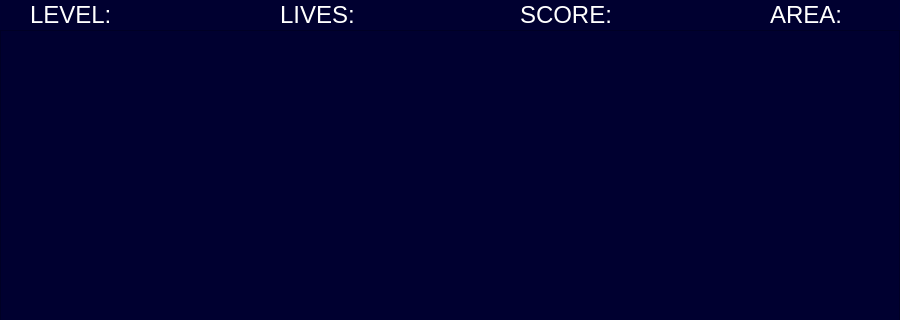
Old version of the form interface.ui in the repository Szymon579/Pac-Xon; both pictures show x 0 to 900 and y 0 to 320 of the 900 by 640 pixel window.
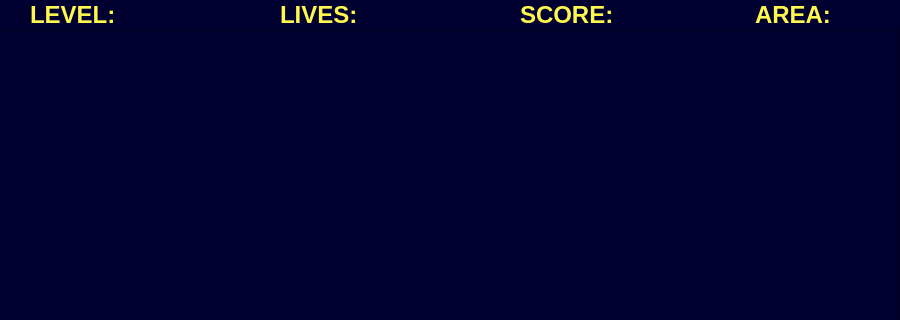
New version of the form. The open tabs and pages were chosen to show the change. Icons and pictures are not drawn.

What changed in the file:
```diff
--- a/interface.ui
+++ b/interface.ui
@@ -150,20 +150,23 @@
     <widget class="QLabel" name="areaLabel">
      <property name="geometry">
       <rect>
-       <x>770</x>
+       <x>755</x>
        <y>12</y>
-       <width>120</width>
+       <width>130</width>
        <height>25</height>
       </rect>
      </property>
      <property name="font">
       <font>
+       <family>Segoe UI</family>
        <pointsize>18</pointsize>
-       <bold>false</bold>
+       <italic>false</italic>
+       <bold>true</bold>
       </font>
      </property>
      <property name="styleSheet">
-      <string notr="true">color: rgb(255, 255, 255);</string>
+      <string notr="true">color: rgb(255, 247, 77);
+font: 700 18pt &quot;Segoe UI&quot;;</string>
      </property>
      <property name="text">
       <string>AREA:</string>
@@ -174,18 +177,21 @@
       <rect>
        <x>280</x>
        <y>12</y>
-       <width>120</width>
+       <width>130</width>
        <height>25</height>
       </rect>
      </property>
      <property name="font">
       <font>
+       <family>Segoe UI</family>
        <pointsize>18</pointsize>
-       <bold>false</bold>
+       <italic>false</italic>
+       <bold>true</bold>
       </font>
      </property>
      <property name="styleSheet">
-      <string notr="true">color: rgb(255, 255, 255);</string>
+      <string notr="true">color: rgb(255, 247, 77);
+font: 700 18pt &quot;Segoe UI&quot;;</string>
      </property>
      <property name="text">
       <string>LIVES: </string>
@@ -196,18 +202,21 @@
       <rect>
        <x>30</x>
        <y>12</y>
-       <width>120</width>
+       <width>130</width>
        <height>25</height>
       </rect>
      </property>
      <property name="font">
       <font>
+       <family>Segoe UI</family>
        <pointsize>18</pointsize>
-       <bold>false</bold>
+       <italic>false</italic>
+       <bold>true</bold>
       </font>
      </property>
      <property name="styleSheet">
-      <string notr="true">color: rgb(255, 255, 255);</string>
+      <string notr="true">color: rgb(255, 247, 77);
+font: 700 18pt &quot;Segoe UI&quot;;</string>
      </property>
      <property name="text">
       <string>LEVEL:</string>
@@ -275,18 +284,21 @@
       <rect>
        <x>520</x>
        <y>12</y>
-       <width>151</width>
+       <width>160</width>
        <height>25</height>
       </rect>
      </property>
      <property name="font">
       <font>
+       <family>Segoe UI</family>
        <pointsize>18</pointsize>
-       <bold>false</bold>
+       <italic>false</italic>
+       <bold>true</bold>
       </font>
      </property>
      <property name="styleSheet">
-      <string notr="true">color: rgb(255, 255, 255);</string>
+      <string notr="true">color: rgb(255, 247, 77);
+font: 700 18pt &quot;Segoe UI&quot;;</string>
      </property>
      <property name="text">
       <string>SCORE:</string>
```
Left out of the diff: 4 changed lines with no effect on the pictures.
